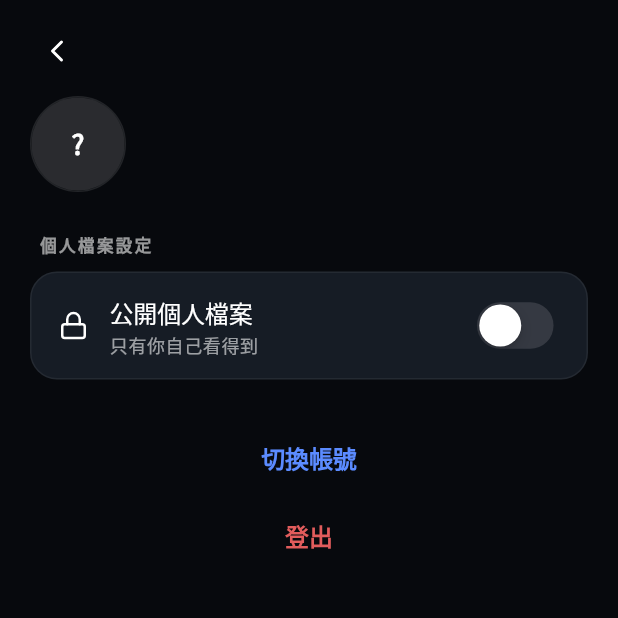
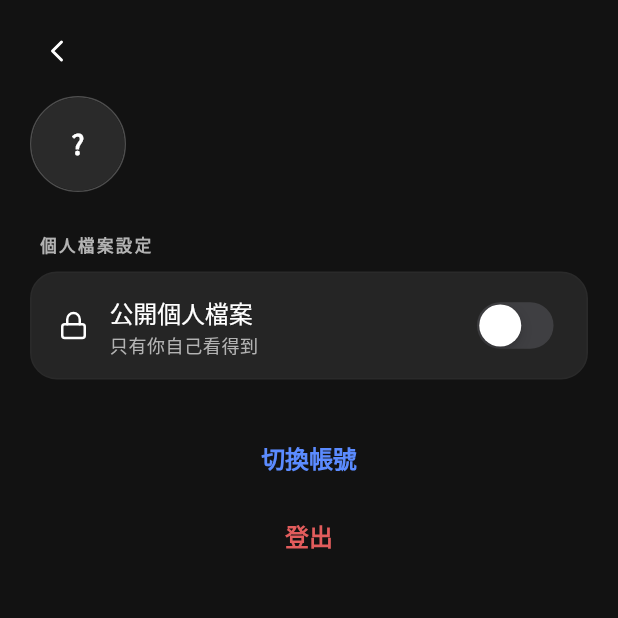
Before and after one commit to Chang-Shih-Yung/poster_app, a Flutter app: the ProfilePage screen opened by its route, on a phone screen of 412 x 824 dp, the top half of it. Run offline on Flutter 3.47's test engine with Material 3 defaults, Android fonts, the phone set to English and light mode, and no system bars; drawn by our look-alikes of cached_network_image; our stand-ins replace flutter_riverpod, go_router, image_picker, lucide_icons_flutter, phosphor_flutter, sentry_flutter and 2 more; accounts and stored records are empty; network calls fail; statements that could not run were skipped.

Commit message:
feat(theme): v19 tokens — Spotify Encore alignment, monochrome palette
Phase B of the design-system refactor. Resets the palette and scales
to Spotify Encore values so the component rebuild downstream has
concrete tokens to pull from.

Colours:
- bg: #121212 (was #07090D cool ink — slightly bluish)
- surface: #181818, surfaceAlt: #1F1F1F, surfaceRaised: #252525
- text: #FFFFFF, textMute: #B3B3B3, textFaint: #7C7C7C
- lines: #2A2A2A / #4D4D4D / #7C7C7C (concrete, not alpha-based)
- chipBg: #1F1F1F, chipBgStrong: #2A2A2A

Accent:
- DROPPED blue/green accents from the product surface — poster art
  carries all the chroma. Only `favoriteActive` red remains as a
  semantic signal. Legacy accent1/accent2/accentBg constants kept
  around for now so imports compile during rollout; new code must
  not use them.

New scale — corner radii:
- r1..r7 (2/4/6/8/12/16/20px) + rPill (9999). Spotify's card radius
  is 6-8, not the 14-28 we had. Future widgets should reference
  these tokens, not hardcoded Radius values.

Back-compat:
- ink2/ink3 getters retained as aliases for surface/surfaceAlt so
  existing widget code keeps compiling through the refactor.
- Day-mode palette kept in place (unreachable because main.dart
  hard-locks dark). A future editorial-white mode can reactivate it
  in one line.

cardTheme radius: 20 → r4 (8). Removes the hairline border, matches
Spotify's "elevation via bg contrast" pattern.

Co-Authored-By: Claude Opus 4.7 (1M context) <noreply@anthropic.com>

```diff
--- a/lib/core/theme/app_theme.dart
+++ b/lib/core/theme/app_theme.dart
@@ -46,62 +46,71 @@ class AppTheme {
   //        (#F5F2EC) read yellow; this swap mirrors the Threads app
   //        the user referenced.
 
+  // ── Palette: aligned to Spotify Encore tokens ─────────────────────
+  // Night values match Spotify's content-first darkness: #121212 bg,
+  // #181818 card, stepped surface tones for elevation. Day palette
+  // stays parked for a future editorial-white mode but is currently
+  // unreachable (setDayMode is hard-locked to false in main.dart).
+  //
+  // Colours: the app is monochrome by design — posters do all the
+  // chromatic work. The only remaining hue is `favoriteActive` red,
+  // kept as a semantic signal for the heart. No blue / green accent.
   static Color get bg =>
-      _day ? const Color(0xFFFFFFFF) : const Color(0xFF07090D);
-  // Raised surfaces — day uses near-white cool-gray tints so cards
-  // have separation from bg without tinting warm.
-  static Color get ink2 =>
-      _day ? const Color(0xFFF4F5F7) : const Color(0xFF10151B);
-  static Color get ink3 =>
-      _day ? const Color(0xFFECEDEF) : const Color(0xFF161C25);
-  static Color get surface => ink2;
-  static Color get surfaceRaised => ink3;
+      _day ? const Color(0xFFFFFFFF) : const Color(0xFF121212);
+  static Color get surface =>
+      _day ? const Color(0xFFF4F5F7) : const Color(0xFF181818);
+  static Color get surfaceAlt =>
+      _day ? const Color(0xFFECEDEF) : const Color(0xFF1F1F1F);
+  static Color get surfaceRaised =>
+      _day ? const Color(0xFFE4E5E8) : const Color(0xFF252525);
+  // Legacy aliases — ink2/3 were the pre-v19 names; kept so existing
+  // widget code keeps compiling during the design-system rollout.
+  static Color get ink2 => surface;
+  static Color get ink3 => surfaceAlt;
   static Color get surfaceGlass => _day
-      ? const Color(0xD9FFFFFF) // rgba(255,255,255,0.85) — day glass strip
-      : const Color(0x8C0E1219); // rgba(14,18,25,0.55) — matches --glass-tint
+      ? const Color(0xD9FFFFFF)
+      : const Color(0x8C141414); // rgba(20,20,20,0.55)
 
-  // Text — near-black in day, pure white in night. Alpha steps on day
-  // land at 0.60 / 0.40, matching Threads / iOS Settings muted scale.
+  // Text — Spotify palette: #ffffff / #b3b3b3 / #7c7c7c.
   static Color get text =>
       _day ? const Color(0xFF111111) : const Color(0xFFFFFFFF);
   static Color get textMute => _day
-      ? Colors.black.withValues(alpha: 0.60)
-      : Colors.white.withValues(alpha: 0.58);
+      ? const Color(0xFF6B6B6B) // near-equiv to 60% black
+      : const Color(0xFFB3B3B3); // Spotify secondary
   static Color get textFaint => _day
-      ? Colors.black.withValues(alpha: 0.40)
-      : Colors.white.withValues(alpha: 0.36);
+      ? const Color(0xFF999999)
+      : const Color(0xFF7C7C7C); // Spotify tertiary
 
-  // Line tokens — 3 tiers. Day alphas match the kit's night spec
-  // (0.06 / 0.11 / 0.18) so dividers are equally subtle on both.
+  // Line tokens — concrete dark neutrals on night (no more alpha-
+  // based tinting that shifted with background). Matches Spotify's
+  // stepped borders `#2a2a2a` / `#4d4d4d` / `#7c7c7c`.
   static Color get line1 => _day
-      ? Colors.black.withValues(alpha: 0.06)
-      : Colors.white.withValues(alpha: 0.06);
+      ? const Color(0xFFEDEDED)
+      : const Color(0xFF2A2A2A); // hairline
   static Color get line2 => _day
-      ? Colors.black.withValues(alpha: 0.11)
-      : Colors.white.withValues(alpha: 0.11);
+      ? const Color(0xFFDEDEDE)
+      : const Color(0xFF4D4D4D); // visible border
   static Color get line3 => _day
-      ? Colors.black.withValues(alpha: 0.18)
-      : Colors.white.withValues(alpha: 0.18);
+      ? const Color(0xFFBFBFBF)
+      : const Color(0xFF7C7C7C); // prominent
 
-  // Chip tokens — slightly stronger than hair-soft so pills read as
-  // tappable surfaces, not dividers.
+  // Chip tokens — surfaces, not dividers. Aligned with Spotify's
+  // dark pill (#1f1f1f) and its pressed variant.
   static Color get chipBg => _day
-      ? Colors.black.withValues(alpha: 0.05)
-      : Colors.white.withValues(alpha: 0.08);
+      ? const Color(0xFFE4E5E8)
+      : const Color(0xFF1F1F1F);
   static Color get chipBgStrong => _day
-      ? Colors.black.withValues(alpha: 0.08)
-      : Colors.white.withValues(alpha: 0.14);
+      ? const Color(0xFFD6D7DA)
+      : const Color(0xFF2A2A2A);
 
-  // ── Accent palette — "cool" (kit default) ────────────────────────
-  // Kit: --accent-1 #8FB4FF (lighter / hover)
-  //      --accent-2 #5B8BFF (canonical accent, links / active)
-  //      --accent-bg rgba(91,139,255,0.18) (subtle accent surface)
-  // The kit ships 5 palettes (cool/warm/mono/ember/forest). Cool is
-  // the default and the only one currently in use. Accent is not
-  // overridden in day mode per the kit — same hex both ways.
+  // ── Accent palette (retained, currently unused) ──────────────────
+  // v19 removes blue/green accents from the product surface. These
+  // constants stay so any lingering imports keep compiling; new code
+  // should NOT use them. The monochrome rule is: white for active,
+  // muted grey for inactive, red only for the favorite heart.
   static const Color accent1 = Color(0xFF8FB4FF);
   static const Color accent2 = Color(0xFF5B8BFF);
-  static const Color accentBg = Color(0x2E5B8BFF); // 0.18 alpha
+  static const Color accentBg = Color(0x2E5B8BFF);
 
   // ── Fancy-heart gradient ──────────────────────────────────────────
   // Kit: --heart-1 / --heart-2 / --heart-3. Used ONLY on the favorite
@@ -151,6 +160,29 @@ class AppTheme {
   static const double s8 = 32;
   static const double s10 = 40;
   static const double s12 = 48;
+
+  // ── Corner-radius scale (Spotify Encore) ─────────────────────────
+  // Aligned to Spotify's actual values, which are SMALLER than the
+  // 14-28px we used pre-v19. Use these instead of hardcoded Radius
+  // numbers sprinkled across widgets.
+  //
+  //   r1   2px — badges, tags
+  //   r2   4px — inputs, small chips
+  //   r3   6px — album thumbs, small cards
+  //   r4   8px — standard cards (default)
+  //   r5  12px — panels, dialogs
+  //   r6  16px — sheets / bottom drawers
+  //   r7  20px — large overlays
+  //   pill  — fully rounded (500+ → use 9999)
+  //   circle — 50% (icon buttons, avatars, play button)
+  static const double r1 = 2;
+  static const double r2 = 4;
+  static const double r3 = 6;
+  static const double r4 = 8;
+  static const double r5 = 12;
+  static const double r6 = 16;
+  static const double r7 = 20;
+  static const double rPill = 9999;
 
   static TextTheme _textTheme() {
     final base = ThemeData.dark().textTheme;
@@ -267,12 +299,11 @@ class AppTheme {
         iconTheme: IconThemeData(color: text, size: 22),
       ),
       cardTheme: CardThemeData(
-        color: surfaceRaised,
+        color: surface,
         elevation: 0,
         surfaceTintColor: Colors.transparent,
         shape: RoundedRectangleBorder(
-          borderRadius: BorderRadius.circular(20),
-          side: BorderSide(color: line1),
+          borderRadius: BorderRadius.circular(r4),
         ),
         margin: EdgeInsets.zero,
       ),
```
